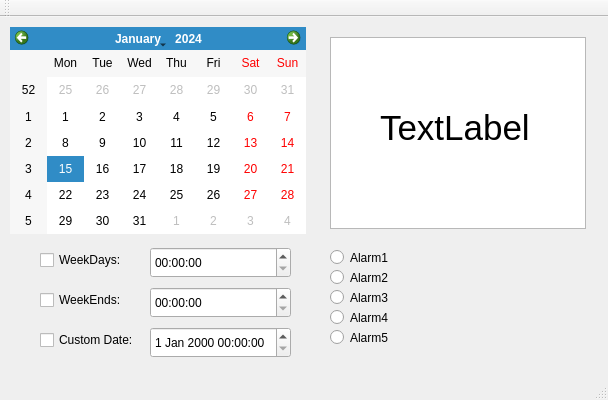
Old version of the form mainwindow.ui in the repository CountMurphy/QTalarm.
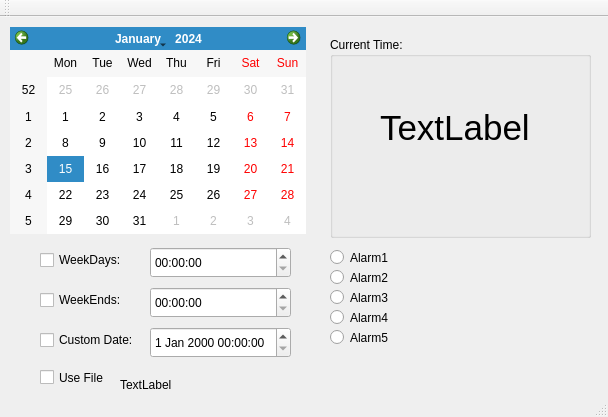
New version of the form. Icons and pictures are not drawn.

Commit message: Added Feature to use custom sound / video file for alarm

Diff of the .ui file:
```diff
--- a/mainwindow.ui
+++ b/mainwindow.ui
@@ -10,7 +10,7 @@
     <x>0</x>
     <y>0</y>
     <width>608</width>
-    <height>400</height>
+    <height>417</height>
    </rect>
   </property>
   <property name="windowTitle">
@@ -80,19 +80,6 @@
      <string>WeekEnds:</string>
     </property>
    </widget>
-   <widget class="QGraphicsView" name="graphicsView">
-    <property name="geometry">
-     <rect>
-      <x>330</x>
-      <y>20</y>
-      <width>256</width>
-      <height>192</height>
-     </rect>
-    </property>
-    <property name="autoFillBackground">
-     <bool>false</bool>
-    </property>
-   </widget>
    <widget class="QCheckBox" name="chkCustom">
     <property name="geometry">
      <rect>
@@ -171,11 +158,55 @@
      <string>Alarm5</string>
     </property>
    </widget>
+   <widget class="QDateTimeEdit" name="Cust_Edit">
+    <property name="geometry">
+     <rect>
+      <x>150</x>
+      <y>310</y>
+      <width>141</width>
+      <height>31</height>
+     </rect>
+    </property>
+   </widget>
+   <widget class="QCheckBox" name="chkSounds">
+    <property name="geometry">
+     <rect>
+      <x>40</x>
+      <y>350</y>
+      <width>101</width>
+      <height>21</height>
+     </rect>
+    </property>
+    <property name="text">
+     <string>Use File</string>
+    </property>
+   </widget>
+   <widget class="QGroupBox" name="groupBox">
+    <property name="enabled">
+     <bool>true</bool>
+    </property>
+    <property name="geometry">
+     <rect>
+      <x>330</x>
+      <y>20</y>
+      <width>261</width>
+      <height>201</height>
+     </rect>
+    </property>
+    <property name="title">
+     <string>Current Time:</string>
+    </property>
+    <property name="flat">
+     <bool>false</bool>
+    </property>
+    <property name="checkable">
+     <bool>false</bool>
+    </property>
    <widget class="QLabel" name="Clock">
     <property name="geometry">
      <rect>
-      <x>380</x>
-      <y>60</y>
+       <x>50</x>
+       <y>40</y>
       <width>201</width>
       <height>101</height>
      </rect>
@@ -191,19 +222,26 @@
       <pointsize>26</pointsize>
      </font>
     </property>
+     <property name="frameShadow">
+      <enum>QFrame::Sunken</enum>
+     </property>
     <property name="text">
      <string>TextLabel</string>
     </property>
    </widget>
-   <widget class="QDateTimeEdit" name="Cust_Edit">
+   </widget>
+   <widget class="QLabel" name="txtSoundPath">
     <property name="geometry">
      <rect>
-      <x>150</x>
-      <y>310</y>
-      <width>141</width>
-      <height>31</height>
+      <x>120</x>
+      <y>360</y>
+      <width>461</width>
+      <height>16</height>
      </rect>
     </property>
+    <property name="text">
+     <string>TextLabel</string>
+    </property>
    </widget>
   </widget>
   <widget class="QMenuBar" name="menuBar">
```
Lines whose indentation alone changed are shown as unchanged. The commit also changes 8 other files.
